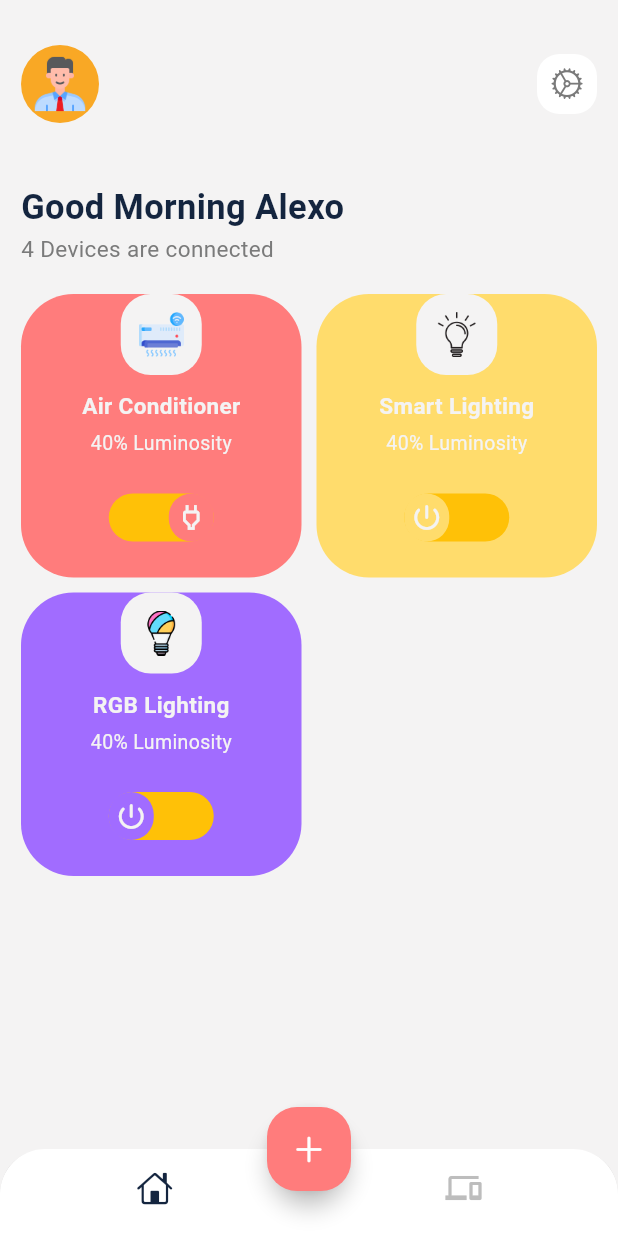
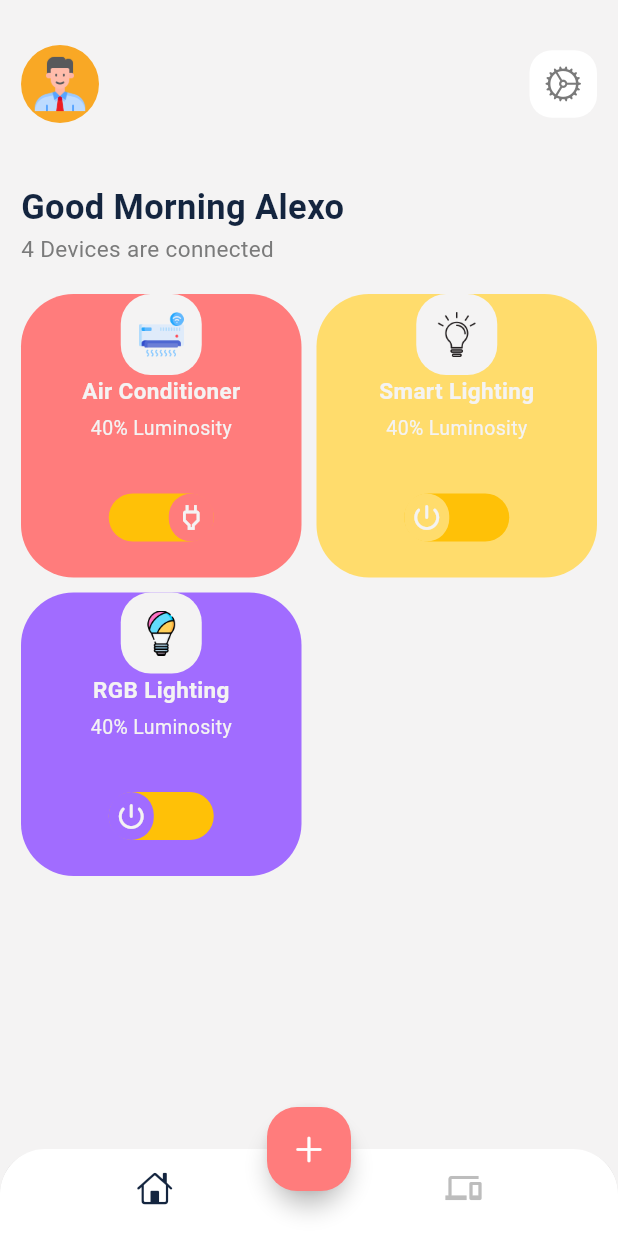
Before and after one commit to ZakariaeAmrani1/SmartHomeAppFlutter, a Flutter app: the screen it shows after launch, on a phone screen of 412 x 824 dp. Run offline on Flutter 3.47's test engine with Material 3 defaults, Android fonts, the light colour scheme and no system bars; drawn by our look-alikes of animated_toggle_switch; our stand-ins replace hive, sleek_circular_slider; missing offline and left inert: alert_info, flutter_hsvcolor_picker, popup_card; accounts and stored records are empty.

Commit message:
commit05

```diff
--- a/smarthome/lib/Components/Device.dart
+++ b/smarthome/lib/Components/Device.dart
@@ -60,14 +60,13 @@ class _DeviceState extends State<Device> {
                     width: 30,
                     ),
                 ),
-                   SizedBox(height: 10,),
-                    Text(widget.device.name, style: TextStyle(fontSize: 15, fontWeight: FontWeight.bold, color: Theme.of(context).colorScheme.surface),),
-                    SizedBox(height: (5),),
-                    Text("40% Luminosity", style: TextStyle(fontSize: 13, fontWeight: FontWeight.w400, color: Theme.of(context).colorScheme.surface),),
-                    SizedBox(height: 20,),
               ],
             ),
           ),
+        Text(widget.device.name, style: TextStyle(fontSize: 15, fontWeight: FontWeight.bold, color: Theme.of(context).colorScheme.surface),),
+        SizedBox(height: (5),),
+        Text("40% Luminosity", style: TextStyle(fontSize: 13, fontWeight: FontWeight.w400, color: Theme.of(context).colorScheme.surface),),
+        SizedBox(height: 30,),
         AnimatedToggleSwitch<bool>.dual(
               current: positive,
               first: false,
--- a/smarthome/lib/Screens/Device/views/Device.dart
+++ b/smarthome/lib/Screens/Device/views/Device.dart
@@ -1,10 +1,8 @@
 import 'dart:math';
 
 import 'package:animated_toggle_switch/animated_toggle_switch.dart';
-import 'package:dropdown_button2/dropdown_button2.dart';
 import 'package:flutter/cupertino.dart';
 import 'package:flutter/material.dart';
-import 'package:sleek_circular_slider/sleek_circular_slider.dart';
 import 'package:smarthome/Components/AcSettings.dart';
 import 'package:smarthome/Components/LightSettings.dart';
 import 'package:smarthome/Components/RgbLightSettings.dart';
--- a/smarthome/lib/Screens/Home/Views/MainScreen.dart
+++ b/smarthome/lib/Screens/Home/Views/MainScreen.dart
@@ -1,8 +1,10 @@
+import 'package:alert_info/alert_info.dart';
 import 'package:flutter/cupertino.dart';
 import 'package:flutter/material.dart';
 import 'package:flutter/services.dart';
+import 'package:hive/hive.dart';
 import 'package:smarthome/Components/Device.dart';
-import 'package:smarthome/data/user.dart';
+import 'package:smarthome/Screens/Settings/Views/SettingScreen.dart';
 import 'package:smarthome/models/userModel.dart';
 import 'package:smarthome/data/devices.dart';
 import 'package:smarthome/models/deviceModel.dart';
@@ -15,7 +17,58 @@ class Mainscreen extends StatefulWidget {
 }
 
 class _MainscreenState extends State<Mainscreen> {
-  final Usermodel user = Usermodel(username: userData['username'], email: userData['email'], phonenumber: userData['phonenumber'], gender: userData['gender']);
+  late Usermodel user;
+
+
+
+  void saveUserData(Map<String, dynamic> userData) {
+    final box = Hive.box('userBox');
+    box.put('user', userData);
+  }
+
+  Map<String, dynamic>? getUserData() {
+      final box = Hive.box('userBox');
+      return Map<String, dynamic>.from(box.get('user') ?? {});
+  }
+
+  void updateUserData(Map<String, dynamic> updates) {
+    final box = Hive.box('userBox');
+    final currentData = Map<String, dynamic>.from(box.get('user') ?? {});
+    currentData.addAll(updates);
+    box.put('user', currentData);
+  }
+
+
+  void onUserUpdate(newuser) {
+    setState(() {
+      updateUserData({'username': newuser.username});
+      updateUserData({'email': newuser.email});
+      updateUserData({'phonenumber': newuser.phonenumber});
+      updateUserData({'gender': newuser.gender});
+      user = newuser;
+    });
+    AlertInfo.show(
+        context: context,
+        text: 'Profile Updated.',
+        typeInfo: TypeInfo.success,
+        backgroundColor: Colors.white,
+        textColor: Colors.grey.shade800,
+    );
+  }
+
+  @override
+  void initState() {
+    super.initState();
+    saveUserData({
+      'username': 'Alexo',
+      'email': 'alexo@gmail.com',
+      'phonenumber': '0677401846',
+      'gender': 'male',
+    });
+    final userData = getUserData();
+    user = Usermodel(username: userData?['username'], email: userData?['email'], phonenumber: userData?['phonenumber'], gender: userData?['gender']);
+  }
+
   @override
   Widget build(BuildContext context) {
     return  Scaffold(
@@ -41,19 +94,30 @@ class _MainscreenState extends State<Mainscreen> {
                             ),
                           ],
                         ),
-                     Stack(
+                    GestureDetector(
+                      onTap: () => {
+                        Navigator.push(
+                          context,
+                          MaterialPageRoute<void>(
+                            builder: (BuildContext context) =>
+                                Settingscreen(user: user,onUserUpdate: onUserUpdate,),
+                          ),
+                          )
+                      },
+                      child: Stack(
                         alignment: Alignment.center,
                         children: [
                           Container(
-                          width: 40,
-                          height: 40,
+                            width: 45,
+                            height: 45,
                             decoration: BoxDecoration(
                               borderRadius: BorderRadius.circular(15),
                               color: Colors.white
                             ),
-                          child: Icon(CupertinoIcons.settings, color: Theme.of(context).colorScheme.tertiary, size: 22,),
+                            child:  Icon(CupertinoIcons.settings, color: Theme.of(context).colorScheme.tertiary, size: 25,),
                           ),
                       ],
+                      ),
                     ),
                 ],
               ),
--- a/smarthome/lib/models/userModel.dart
+++ b/smarthome/lib/models/userModel.dart
@@ -1,10 +1,10 @@
 
 
 class Usermodel {
-  final String username;
-  final String email;
-  final String phonenumber;
-  final String gender;
+   String username;
+   String email;
+   String phonenumber;
+   String gender;
   // final String imageUrl;
 
   Usermodel({
--- a/smarthome/pubspec.yaml
+++ b/smarthome/pubspec.yaml
@@ -39,6 +39,12 @@ dependencies:
   popup_card: ^0.1.0
   dropdown_button2: ^2.3.9
   flutter_hsvcolor_picker: ^1.5.1
+  alert_info: ^0.0.2
+  hive: ^2.2.3
+  hive_flutter: ^1.1.0
+  path_provider: ^2.0.15
+  hive_generator: ^2.0.1
+  build_runner: ^2.3.3
 
 dev_dependencies:
   flutter_test:
```
Also changed, not shown: smarthome/lib/Screens/Device/views/DevicesList.dart (added, +25 -0 lines), smarthome/lib/Screens/Settings/Views/SettingScreen.dart (added, +277 -0 lines), smarthome/lib/main.dart (+7 -1 lines), smarthome/pubspec.lock, 1 other file. Lines whose indentation alone changed are shown as unchanged.
